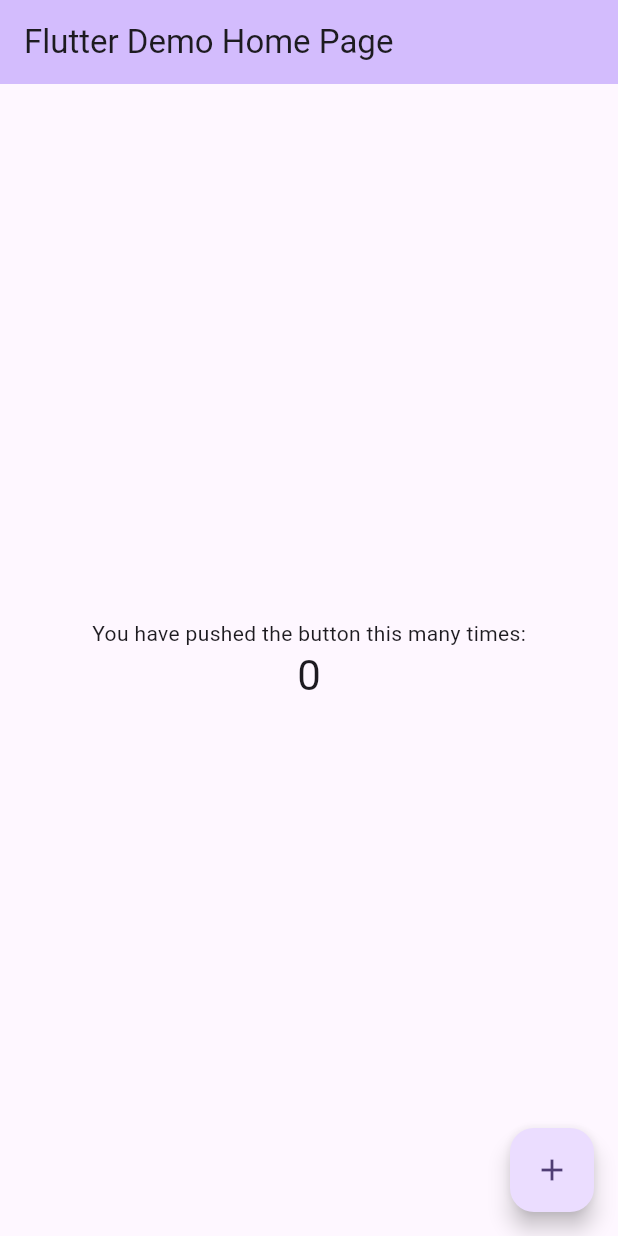
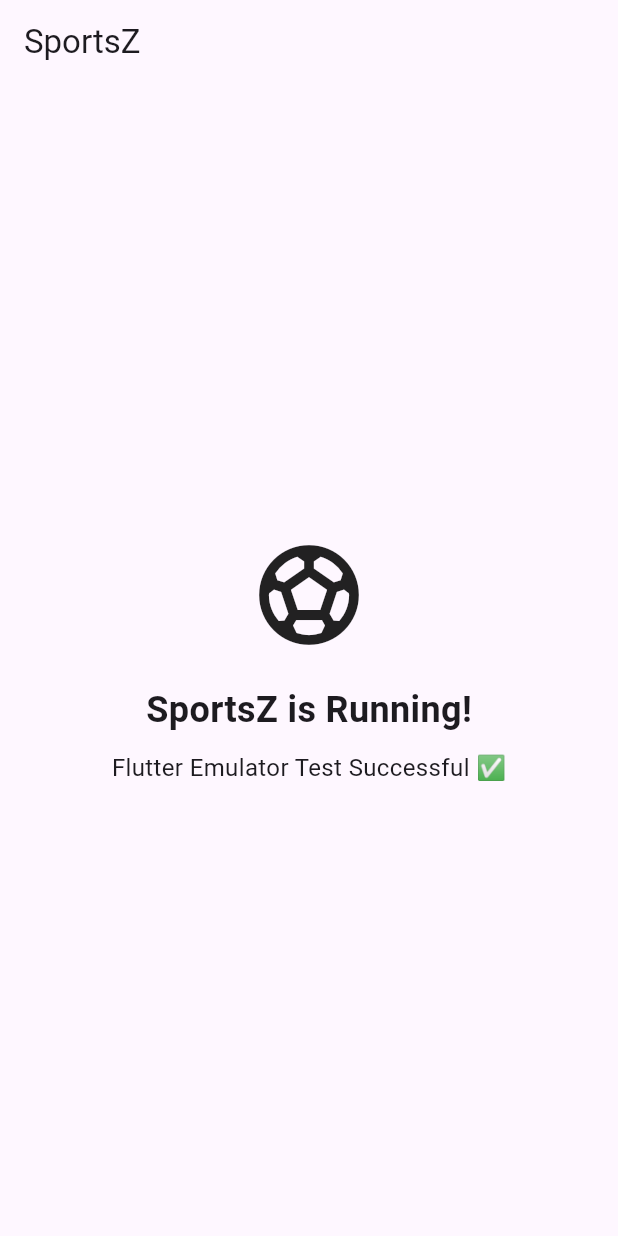
Before and after one commit to Ytlankadhipati/Sports_Z, a Flutter app: the screen it shows after launch, on a phone screen of 412 x 824 dp. Run offline on Flutter 3.47's test engine with Material 3 defaults, Android fonts, the phone set to English and light mode, and no system bars.

Commit message:
First changes

```diff
--- a/lib/main.dart
+++ b/lib/main.dart
@@ -1,121 +1,45 @@
 import 'package:flutter/material.dart';
 
 void main() {
-  runApp(const MyApp());
+  runApp(const SportsZApp());
 }
 
-class MyApp extends StatelessWidget {
-  const MyApp({super.key});
+class SportsZApp extends StatelessWidget {
+  const SportsZApp({super.key});
 
-  // This widget is the root of your application.
   @override
   Widget build(BuildContext context) {
     return MaterialApp(
-      title: 'Flutter Demo',
-      theme: ThemeData(
-        // This is the theme of your application.
-        //
-        // TRY THIS: Try running your application with "flutter run". You'll see
-        // the application has a purple toolbar. Then, without quitting the app,
-        // try changing the seedColor in the colorScheme below to Colors.green
-        // and then invoke "hot reload" (save your changes or press the "hot
-        // reload" button in a Flutter-supported IDE, or press "r" if you used
-        // the command line to start the app).
-        //
-        // Notice that the counter didn't reset back to zero; the application
-        // state is not lost during the reload. To reset the state, use hot
-        // restart instead.
-        //
-        // This works for code too, not just values: Most code changes can be
-        // tested with just a hot reload.
-        colorScheme: .fromSeed(seedColor: Colors.deepPurple),
+      debugShowCheckedModeBanner: false,
+      title: 'SportsZ',
+      home: Scaffold(
+        appBar: AppBar(
+          title: const Text('SportsZ'),
         ),
-      home: const MyHomePage(title: 'Flutter Demo Home Page'),
-    );
-  }
-}
-
-class MyHomePage extends StatefulWidget {
-  const MyHomePage({super.key, required this.title});
-
-  // This widget is the home page of your application. It is stateful, meaning
-  // that it has a State object (defined below) that contains fields that affect
-  // how it looks.
-
-  // This class is the configuration for the state. It holds the values (in this
-  // case the title) provided by the parent (in this case the App widget) and
-  // used by the build method of the State. Fields in a Widget subclass are
-  // always marked "final".
-
-  final String title;
-
-  @override
-  State<MyHomePage> createState() => _MyHomePageState();
-}
-
-class _MyHomePageState extends State<MyHomePage> {
-  int _counter = 0;
-
-  void _incrementCounter() {
-    setState(() {
-      // This call to setState tells the Flutter framework that something has
-      // changed in this State, which causes it to rerun the build method below
-      // so that the display can reflect the updated values. If we changed
-      // _counter without calling setState(), then the build method would not be
-      // called again, and so nothing would appear to happen.
-      _counter++;
-    });
-  }
-
-  @override
-  Widget build(BuildContext context) {
-    // This method is rerun every time setState is called, for instance as done
-    // by the _incrementCounter method above.
-    //
-    // The Flutter framework has been optimized to make rerunning build methods
-    // fast, so that you can just rebuild anything that needs updating rather
-    // than having to individually change instances of widgets.
-    return Scaffold(
-      appBar: AppBar(
-        // TRY THIS: Try changing the color here to a specific color (to
-        // Colors.amber, perhaps?) and trigger a hot reload to see the AppBar
-        // change color while the other colors stay the same.
-        backgroundColor: Theme.of(context).colorScheme.inversePrimary,
-        // Here we take the value from the MyHomePage object that was created by
-        // the App.build method, and use it to set our appbar title.
-        title: Text(widget.title),
+        body: const Center(
+          child: Column(
+            mainAxisAlignment: MainAxisAlignment.center,
+            children: [
+              Icon(
+                Icons.sports_soccer,
+                size: 80,
               ),
-      body: Center(
-        // Center is a layout widget. It takes a single child and positions it
-        // in the middle of the parent.
-        child: Column(
-          // Column is also a layout widget. It takes a list of children and
-          // arranges them vertically. By default, it sizes itself to fit its
-          // children horizontally, and tries to be as tall as its parent.
-          //
-          // Column has various properties to control how it sizes itself and
-          // how it positions its children. Here we use mainAxisAlignment to
-          // center the children vertically; the main axis here is the vertical
-          // axis because Columns are vertical (the cross axis would be
-          // horizontal).
-          //
-          // TRY THIS: Invoke "debug painting" (choose the "Toggle Debug Paint"
-          // action in the IDE, or press "p" in the console), to see the
-          // wireframe for each widget.
-          mainAxisAlignment: .center,
-          children: [
-            const Text('You have pushed the button this many times:'),
+              SizedBox(height: 20),
               Text(
-              '$_counter',
-              style: Theme.of(context).textTheme.headlineMedium,
+                'SportsZ is Running!',
+                style: TextStyle(
+                  fontSize: 24,
+                  fontWeight: FontWeight.bold,
+                ),
+              ),
+              SizedBox(height: 10),
+              Text(
+                'Flutter Emulator Test Successful ✅',
+                style: TextStyle(fontSize: 16),
               ),
             ],
           ),
         ),
-      floatingActionButton: FloatingActionButton(
-        onPressed: _incrementCounter,
-        tooltip: 'Increment',
-        child: const Icon(Icons.add),
       ),
     );
   }
```
Lines whose indentation alone changed are shown as unchanged.
